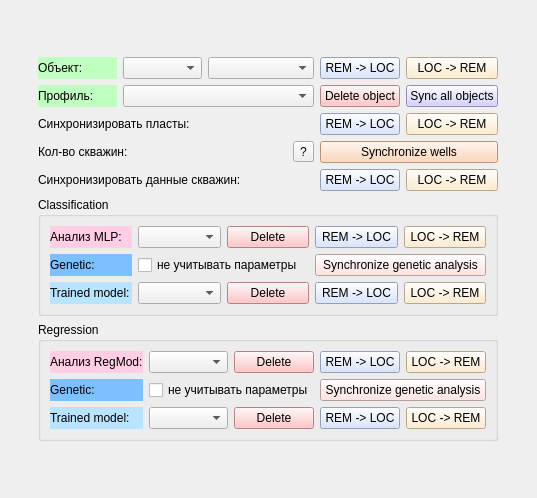
Above: qt/rem_db_window.ui from idergunoff/geovel_1.0 before the change. Below: the same form after it.
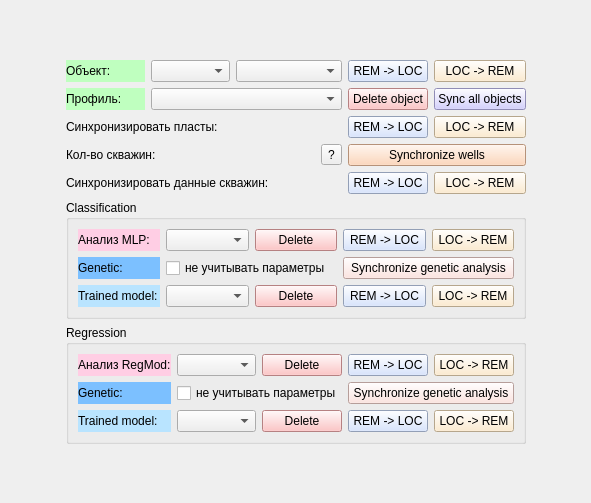
That is the form after the change.

```diff
--- a/qt/rem_db_window.ui
+++ b/qt/rem_db_window.ui
@@ -6,8 +6,8 @@
    <rect>
     <x>0</x>
     <y>0</y>
-    <width>537</width>
-    <height>498</height>
+    <width>591</width>
+    <height>503</height>
    </rect>
   </property>
   <property name="windowTitle">
```
Left out of the diff: 122 changed lines with no effect on the pictures.
